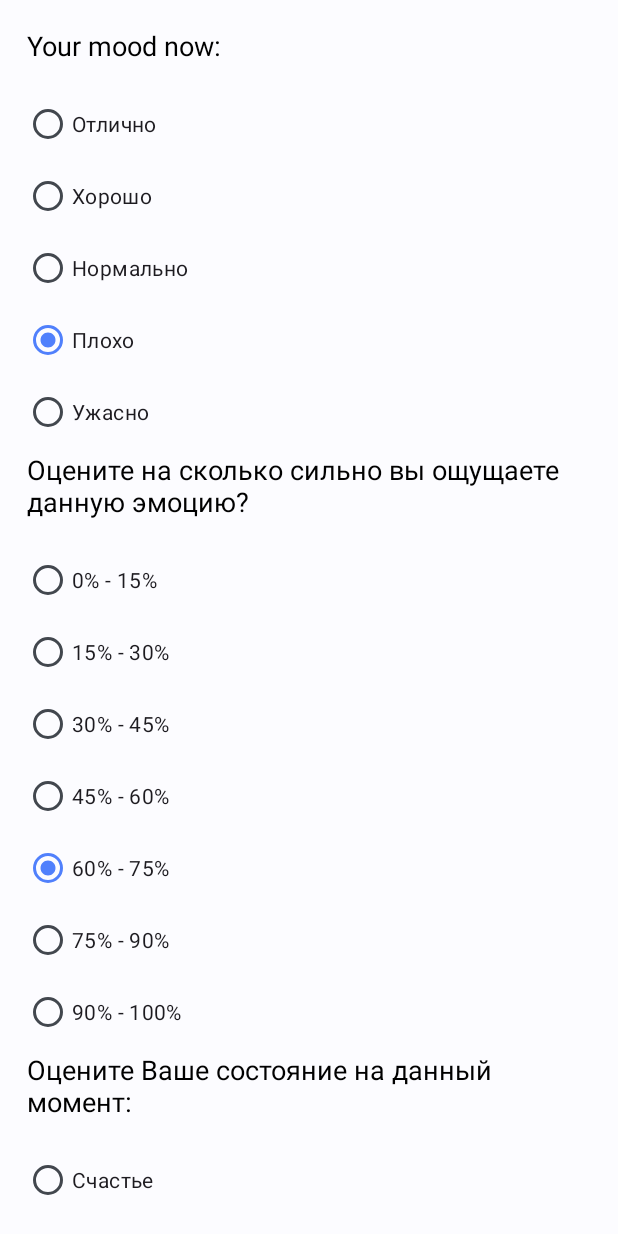
After one commit to Grish-Gr/SELP, an Android app: the fragment MoodAddFragment shown on its own in the app's theme, on a phone screen of 412 x 824 dp. The commit adds this screen. Run offline under Robolectric (Android 15) with nearby library versions, the phone set to English and light mode, and no system bars.

Commit message:
add mood, sleep analyze

```diff
--- a/app/src/main/AndroidManifest.xml
+++ b/app/src/main/AndroidManifest.xml
@@ -4,6 +4,7 @@
     package="com.mter.selp">
 
     <application
+        android:name=".AppSelp"
         android:allowBackup="true"
         android:dataExtractionRules="@xml/data_extraction_rules"
         android:fullBackupContent="@xml/backup_rules"
--- a/app/src/main/java/com/mter/selp/data/entities/MoodStat.kt
+++ b/app/src/main/java/com/mter/selp/data/entities/MoodStat.kt
@@ -6,12 +6,12 @@ import androidx.room.PrimaryKey
 
 @Entity(tableName = "stat_mood")
 data class MoodStat(
-    @PrimaryKey
+    @PrimaryKey(autoGenerate = true)
     @ColumnInfo(name = "id")
     val id: Long,
 
     @ColumnInfo(name = "mood_state")
-    val moodState: Byte,
+    val moodState: Float,
 
     @ColumnInfo(name = "date")
     val date: Long
--- a/app/src/main/java/com/mter/selp/model/Mood.kt
+++ b/app/src/main/java/com/mter/selp/model/Mood.kt
@@ -5,7 +5,7 @@ import com.mter.selp.data.entities.MoodStat
 
 data class Mood(
     val id: Long,
-    val moodState: Byte,
+    val moodState: Float,
     val date: Long
 ) {
     companion object{
--- /dev/null
+++ b/app/src/main/res/layout/fragment_add_mood.xml
@@ -0,0 +1,212 @@
+<?xml version="1.0" encoding="utf-8"?>
+<androidx.core.widget.NestedScrollView xmlns:android="http://schemas.android.com/apk/res/android"
+    xmlns:app="http://schemas.android.com/apk/res-auto"
+    android:layout_width="match_parent"
+    android:layout_height="match_parent">
+
+    <androidx.constraintlayout.widget.ConstraintLayout
+        android:padding="16dp"
+        android:layout_width="match_parent"
+        android:layout_height="0dp">
+
+    <TextView
+        android:id="@+id/title_mood_dialog"
+        android:layout_width="0dp"
+        android:layout_height="wrap_content"
+        android:textSize="18sp"
+        android:layout_margin="2dp"
+        android:text="@string/title_mood_dialog"
+        app:layout_constraintStart_toStartOf="parent"
+        app:layout_constraintEnd_toEndOf="parent"
+        app:layout_constraintTop_toTopOf="parent"/>
+
+    <RadioGroup
+        android:id="@+id/mood_choice"
+        android:layout_width="0dp"
+        android:layout_height="wrap_content"
+        android:layout_marginTop="16dp"
+        android:checkedButton="@id/mood_2"
+        app:layout_constraintStart_toStartOf="parent"
+        app:layout_constraintEnd_toEndOf="parent"
+        app:layout_constraintTop_toBottomOf="@id/title_mood_dialog">
+
+        <RadioButton
+            android:id="@+id/mood_5"
+            android:layout_width="match_parent"
+            android:layout_height="match_parent"
+            android:text="Отлично"/>
+
+        <RadioButton
+            android:id="@+id/mood_4"
+            android:layout_width="match_parent"
+            android:layout_height="match_parent"
+            android:text="Хорошо"/>
+
+        <RadioButton
+            android:id="@+id/mood_3"
+            android:layout_width="match_parent"
+            android:layout_height="match_parent"
+            android:text="Нормально"/>
+
+        <RadioButton
+            android:id="@+id/mood_2"
+            android:layout_width="match_parent"
+            android:layout_height="match_parent"
+            android:text="Плохо"/>
+
+        <RadioButton
+            android:id="@+id/mood_1"
+            android:layout_width="match_parent"
+            android:layout_height="match_parent"
+            android:text="Ужасно"/>
+
+    </RadioGroup>
+
+    <TextView
+        android:id="@+id/title_mood_2"
+        android:layout_width="0dp"
+        android:layout_height="wrap_content"
+        android:textSize="18sp"
+        android:layout_margin="2dp"
+        android:text="Оцените на сколько сильно вы ощущаете данную эмоцию?"
+        app:layout_constraintStart_toStartOf="parent"
+        app:layout_constraintEnd_toEndOf="parent"
+        app:layout_constraintTop_toBottomOf="@+id/mood_choice"/>
+
+    <RadioGroup
+        android:id="@+id/mood_choice_2"
+        android:layout_width="0dp"
+        android:layout_height="wrap_content"
+        android:layout_marginTop="16dp"
+        android:checkedButton="@id/proc_75"
+        app:layout_constraintStart_toStartOf="parent"
+        app:layout_constraintEnd_toEndOf="parent"
+        app:layout_constraintTop_toBottomOf="@id/title_mood_2">
+
+        <RadioButton
+            android:id="@+id/proc_15"
+            android:layout_width="match_parent"
+            android:layout_height="match_parent"
+            android:text="0% - 15%"/>
+
+        <RadioButton
+            android:id="@+id/proc_30"
+            android:layout_width="match_parent"
+            android:layout_height="match_parent"
+            android:text="15% - 30%"/>
+
+        <RadioButton
+            android:id="@+id/proc_45"
+            android:layout_width="match_parent"
+            android:layout_height="match_parent"
+            android:text="30% - 45%"/>
+
+        <RadioButton
+            android:id="@+id/proc_60"
+            android:layout_width="match_parent"
+            android:layout_height="match_parent"
+            android:text="45% - 60%"/>
+
+        <RadioButton
+            android:id="@+id/proc_75"
+            android:layout_width="match_parent"
+            android:layout_height="match_parent"
+            android:text="60% - 75%"/>
+
+        <RadioButton
+            android:id="@+id/proc_90"
+            android:layout_width="match_parent"
+            android:layout_height="match_parent"
+            android:text="75% - 90%"/>
+
+        <RadioButton
+            android:id="@+id/proc_100"
+            android:layout_width="match_parent"
+            android:layout_height="match_parent"
+            android:text="90% - 100%"/>
+
+    </RadioGroup>
+
+    <TextView
+        android:id="@+id/title_mood_3"
+        android:layout_width="0dp"
+        android:layout_height="wrap_content"
+        android:textSize="18sp"
+        android:layout_margin="2dp"
+        android:text="Оцените Ваше состояние на данный момент:"
+        app:layout_constraintStart_toStartOf="parent"
+        app:layout_constraintEnd_toEndOf="parent"
+        app:layout_constraintTop_toBottomOf="@id/mood_choice_2"/>
+
+    <RadioGroup
+        android:id="@+id/mood_choice_3"
+        android:layout_width="0dp"
+        android:layout_height="wrap_content"
+        android:layout_marginTop="16dp"
+        android:checkedButton="@id/state_4"
+        app:layout_constraintStart_toStartOf="parent"
+        app:layout_constraintEnd_toEndOf="parent"
+        app:layout_constraintTop_toBottomOf="@id/title_mood_3">
+
+        <RadioButton
+            android:id="@+id/state_5"
+            android:layout_width="match_parent"
+            android:layout_height="match_parent"
+            android:text="Счастье"/>
+
+        <RadioButton
+            android:id="@+id/state_4"
+            android:layout_width="match_parent"
+            android:layout_height="match_parent"
+            android:text="Спокойствие"/>
+
+        <RadioButton
+            android:id="@+id/state_3"
+            android:layout_width="match_parent"
+            android:layout_height="match_parent"
+            android:text="Усталость"/>
+
+        <RadioButton
+            android:id="@+id/state_2"
+            android:layout_width="match_parent"
+            android:layout_height="match_parent"
+            android:text="Стресс"/>
+
+        <RadioButton
+            android:id="@+id/state_1"
+            android:layout_width="match_parent"
+            android:layout_height="match_parent"
+            android:text="Ненависть"/>
+
+    </RadioGroup>
+
+    <Button
+        android:id="@+id/cancel"
+        android:layout_width="0dp"
+        android:layout_height="wrap_content"
+        android:text="@string/title_cancel"
+        android:layout_marginTop="16dp"
+        style="?attr/materialButtonOutlinedStyle"
+        android:layout_marginEnd="2dp"
+        app:layout_constraintStart_toStartOf="parent"
+        app:layout_constraintEnd_toStartOf="@id/save_mood"
+        app:layout_constraintBottom_toBottomOf="parent"
+        app:layout_constraintTop_toBottomOf="@id/mood_choice_3"/>
+
+    <Button
+        android:id="@+id/save_mood"
+        android:layout_width="0dp"
+        android:layout_height="wrap_content"
+        android:text="@string/title_save"
+        android:layout_marginTop="16dp"
+        android:layout_marginStart="2dp"
+        app:layout_constraintStart_toEndOf="@id/cancel"
+        app:layout_constraintEnd_toEndOf="parent"
+        app:layout_constraintBottom_toBottomOf="parent"
+        app:layout_constraintTop_toBottomOf="@id/mood_choice_3"/>
+    </androidx.constraintlayout.widget.ConstraintLayout>
+
+
+
+
+</androidx.core.widget.NestedScrollView>
```
Also changed, not shown: app/build.gradle (+9 -0 lines), app/src/main/java/com/mter/selp/data/entities/SleepStat.kt (+3 -6 lines), app/src/main/java/com/mter/selp/model/Sleep.kt (+3 -5 lines), app/src/main/java/com/mter/selp/ui/fragments/MoodAddDialogFragment.kt (deleted, +0 -36 lines), app/src/main/java/com/mter/selp/ui/fragments/MoodAddFragment.kt (added, +63 -0 lines), app/src/main/java/com/mter/selp/ui/fragments/MoodFragment.kt (+8 -8 lines), app/src/main/java/com/mter/selp/ui/fragments/SleepAnalyzedFragment.kt (+22 -10 lines), app/src/main/java/com/mter/selp/ui/fragments/SleepTimeAddFragment.kt (+62 -2 lines), app/src/main/java/com/mter/selp/ui/fragments/charts/MoodDayFragment.kt (+19 -7 lines), app/src/main/java/com/mter/selp/ui/fragments/charts/MoodWeekFragment.kt (+19 -8 lines), app/src/main/java/com/mter/selp/viewmodels/MoodAnalyzedViewModel.kt (added, +35 -0 lines), app/src/main/java/com/mter/selp/viewmodels/SleepAnalyzedViewModel.kt (added, +37 -0 lines), app/src/main/res/layout/fragment_add_time_sleep.xml (+28 -7 lines), app/src/main/res/layout/fragment_dialog_add_mood.xml (deleted, +0 -88 lines), 1 more files, 1 other file.
